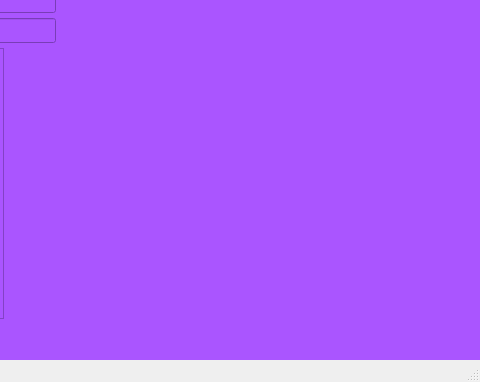
The window that mainwindow.ui (dina-boughanmi/projet-C-) describes before a commit, drawn with Qt 5; both pictures show x 709 to 1189 and y 218 to 600 of the 1189 by 600 pixel window.
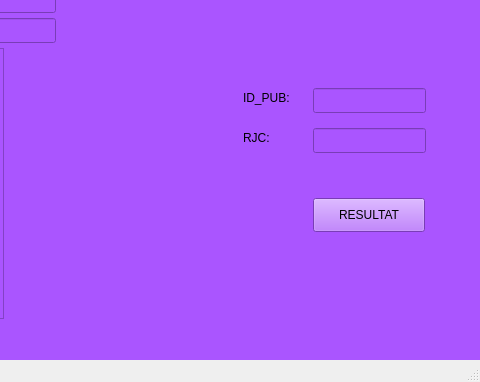
The same window after the commit. Icons and pictures are not drawn.

The edit to the form file:
```diff
--- a/mainwindow.ui
+++ b/mainwindow.ui
@@ -366,6 +366,69 @@
        <string>statistique</string>
       </property>
      </widget>
+     <widget class="QLabel" name="label_12">
+      <property name="geometry">
+       <rect>
+        <x>950</x>
+        <y>280</y>
+        <width>61</width>
+        <height>20</height>
+       </rect>
+      </property>
+      <property name="text">
+       <string>ID_PUB:</string>
+      </property>
+     </widget>
+     <widget class="QLineEdit" name="l_pub">
+      <property name="geometry">
+       <rect>
+        <x>1020</x>
+        <y>280</y>
+        <width>113</width>
+        <height>25</height>
+       </rect>
+      </property>
+      <property name="styleSheet">
+       <string notr="true">
+background-color: rgb(170, 85, 255);</string>
+      </property>
+     </widget>
+     <widget class="QPushButton" name="RJC1">
+      <property name="geometry">
+       <rect>
+        <x>1020</x>
+        <y>390</y>
+        <width>112</width>
+        <height>34</height>
+       </rect>
+      </property>
+      <property name="text">
+       <string>RESULTAT</string>
+      </property>
+     </widget>
+     <widget class="QLineEdit" name="pointage">
+      <property name="geometry">
+       <rect>
+        <x>1020</x>
+        <y>320</y>
+        <width>113</width>
+        <height>25</height>
+       </rect>
+      </property>
+     </widget>
+     <widget class="QLabel" name="label_13">
+      <property name="geometry">
+       <rect>
+        <x>950</x>
+        <y>320</y>
+        <width>61</width>
+        <height>20</height>
+       </rect>
+      </property>
+      <property name="text">
+       <string>RJC:</string>
+      </property>
+     </widget>
     </widget>
     <widget class="QWidget" name="tab_2">
      <attribute name="title">
```
